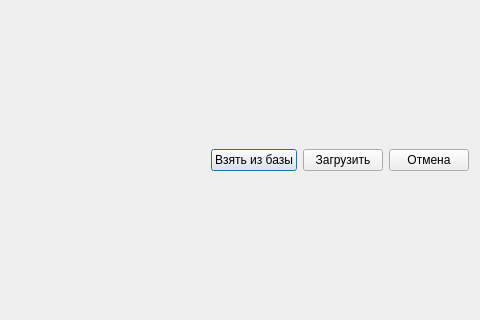
Above: phx-cnc-ui-mainform/src/CXProcessingParametersWindow.ui from superkulpa/phx-cnc-ui before the change; both pictures show x 424 to 904 and y 194 to 514 of the 904 by 709 pixel window. Below: the same form after it.
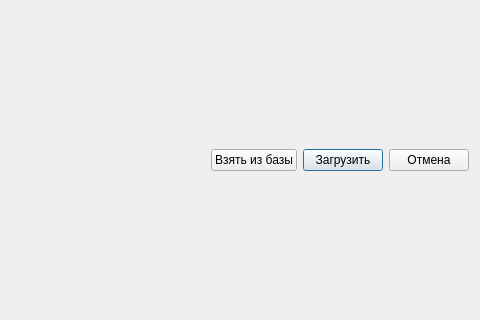
That is the form after the change. Custom widgets are drawn as their Qt base class.

```diff
--- a/phx-cnc-ui-mainform/src/CXProcessingParametersWindow.ui
+++ b/phx-cnc-ui-mainform/src/CXProcessingParametersWindow.ui
@@ -41,6 +41,9 @@
        <property name="text">
         <string>Загрузить</string>
        </property>
+       <property name="default">
+        <bool>true</bool>
+       </property>
       </widget>
      </item>
      <item>
```
